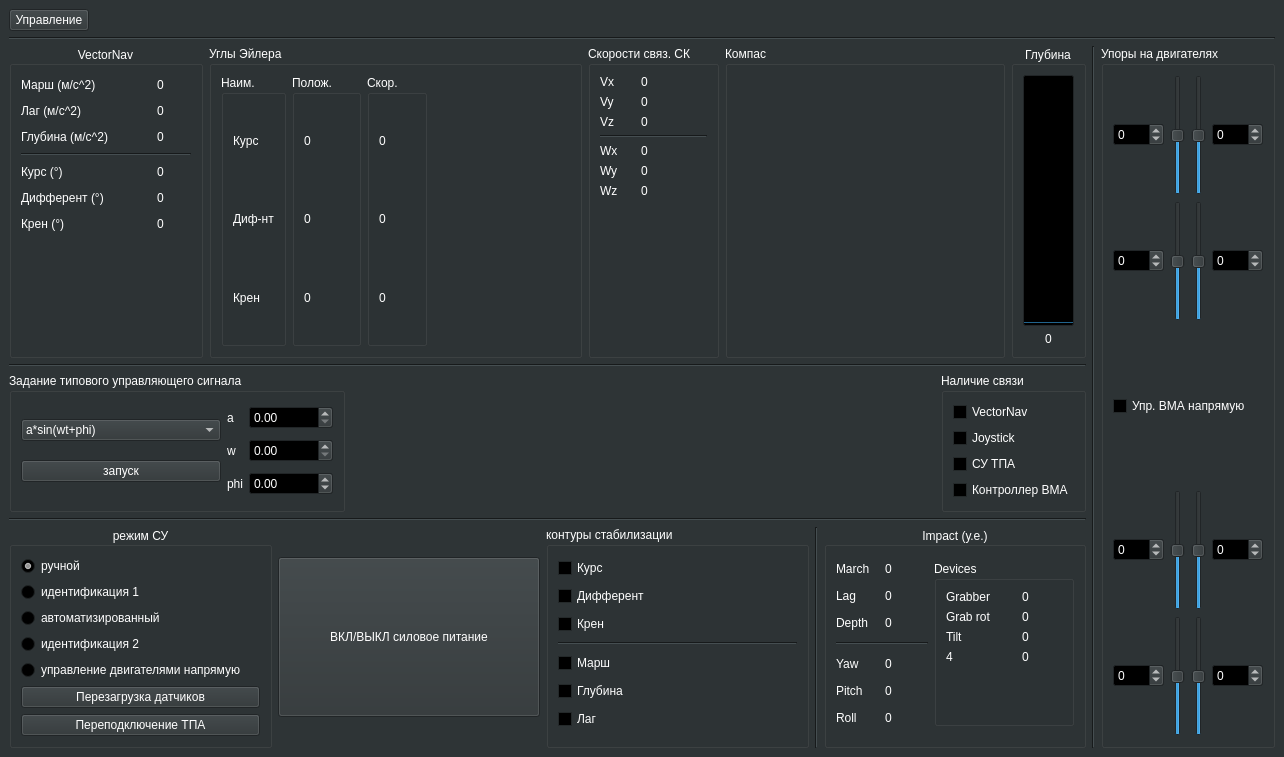
Before: the Qt Designer form mainwindow.ui in hidronautics/UV_control_box, drawn with Qt 5.
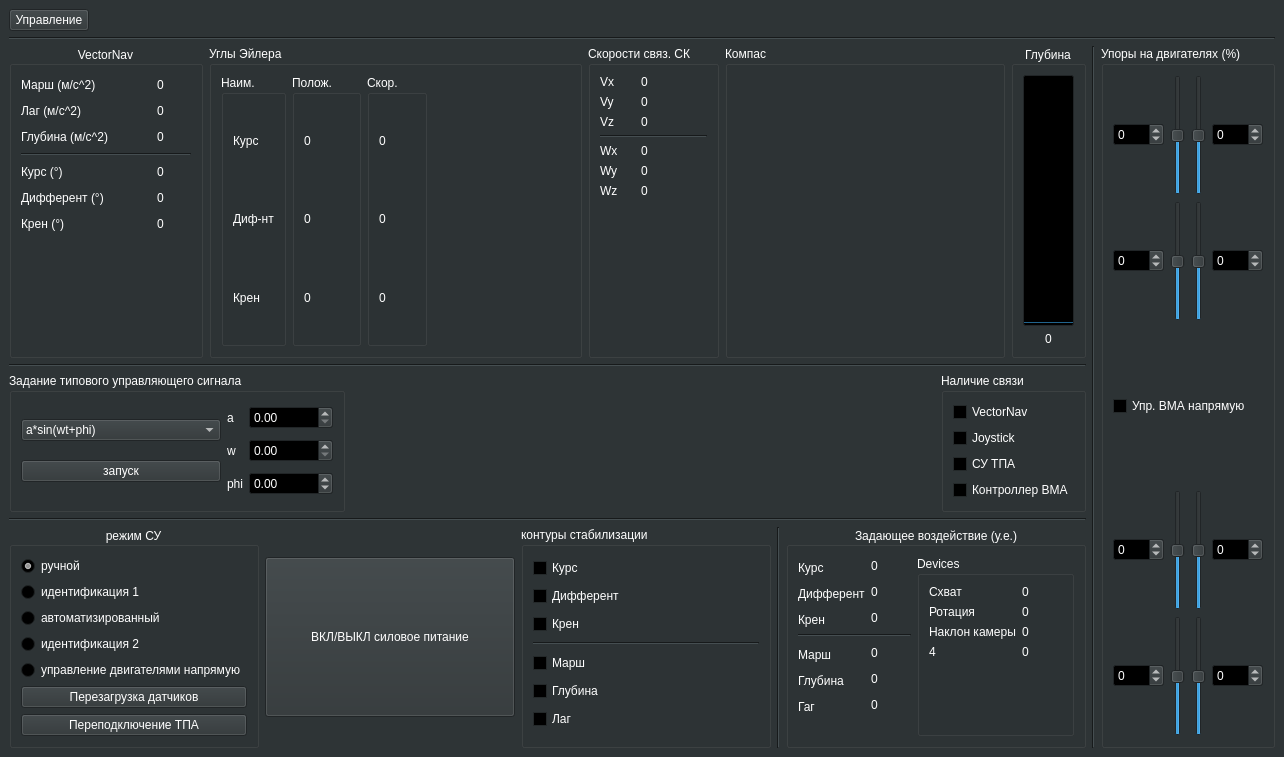
After: the same form once the commit is applied. Custom widgets are drawn as their Qt base class.

The edit to the form file:
```diff
--- a/mainwindow.ui
+++ b/mainwindow.ui
@@ -809,7 +809,7 @@
         <item>
          <widget class="QGroupBox" name="groupBox_9">
           <property name="title">
-           <string>Impact (у.е.)</string>
+           <string>Задающее воздействие (у.е.)</string>
           </property>
           <property name="alignment">
            <set>Qt::AlignCenter</set>
@@ -821,12 +821,12 @@
            <bool>false</bool>
           </property>
           <layout class="QGridLayout" name="gridLayout_3">
-           <item row="4" column="0">
+           <item row="0" column="0">
             <widget class="QLabel" name="label_yaw_static">
              <property name="minimumSize">
               <size>
                <width>0</width>
-               <height>16</height>
+               <height>20</height>
               </size>
              </property>
              <property name="maximumSize">
@@ -836,87 +836,11 @@
               </size>
              </property>
              <property name="text">
-              <string>Yaw</string>
+              <string>Курс</string>
              </property>
             </widget>
            </item>
-           <item row="5" column="0">
-            <widget class="QLabel" name="label_pitch_static">
-             <property name="minimumSize">
-              <size>
-               <width>0</width>
-               <height>16</height>
-              </size>
-             </property>
-             <property name="maximumSize">
-              <size>
-               <width>16777215</width>
-               <height>16</height>
-              </size>
-             </property>
-             <property name="text">
-              <string>Pitch</string>
-             </property>
-            </widget>
-           </item>
-           <item row="6" column="0">
-            <widget class="QLabel" name="label_roll_static">
-             <property name="minimumSize">
-              <size>
-               <width>0</width>
-               <height>16</height>
-              </size>
-             </property>
-             <property name="maximumSize">
-              <size>
-               <width>16777215</width>
-               <height>16</height>
-              </size>
-             </property>
-             <property name="text">
-              <string>Roll</string>
-             </property>
-            </widget>
-           </item>
-           <item row="0" column="1">
-            <widget class="QLabel" name="label_march">
-             <property name="minimumSize">
-              <size>
-               <width>40</width>
-               <height>0</height>
-              </size>
-             </property>
-             <property name="maximumSize">
-              <size>
-               <width>50</width>
-               <height>16777215</height>
-              </size>
-             </property>
-             <property name="text">
-              <string>0</string>
-             </property>
-            </widget>
-           </item>
-           <item row="2" column="1">
-            <widget class="QLabel" name="label_depth">
-             <property name="minimumSize">
-              <size>
-               <width>40</width>
-               <height>0</height>
-              </size>
-             </property>
-             <property name="maximumSize">
-              <size>
-               <width>50</width>
-               <height>16777215</height>
-              </size>
-             </property>
-             <property name="text">
-              <string>0</string>
-             </property>
-            </widget>
-           </item>
-           <item row="0" column="2" rowspan="7">
+           <item row="0" column="2" rowspan="10">
             <widget class="QGroupBox" name="groupBox_16">
              <property name="title">
               <string>Devices</string>
@@ -925,7 +849,7 @@
               <item row="0" column="0">
                <widget class="QLabel" name="label">
                 <property name="text">
-                 <string>Grabber</string>
+                 <string>Схват</string>
                 </property>
                </widget>
               </item>
@@ -951,7 +875,7 @@
                  </size>
                 </property>
                 <property name="text">
-                 <string>Grab rot</string>
+                 <string>Ротация</string>
                 </property>
                </widget>
               </item>
@@ -965,7 +889,7 @@
               <item row="2" column="0">
                <widget class="QLabel" name="label_3">
                 <property name="text">
-                 <string>Tilt</string>
+                 <string>Наклон камеры</string>
                 </property>
                </widget>
               </item>
@@ -993,26 +917,7 @@
              </layout>
             </widget>
            </item>
-           <item row="2" column="0">
-            <widget class="QLabel" name="label_depth_static">
-             <property name="minimumSize">
-              <size>
-               <width>0</width>
-               <height>16</height>
-              </size>
-             </property>
-             <property name="maximumSize">
-              <size>
-               <width>16777215</width>
-               <height>16</height>
-              </size>
-             </property>
-             <property name="text">
-              <string>Depth</string>
-             </property>
-            </widget>
-           </item>
-           <item row="4" column="1">
+           <item row="0" column="1">
             <widget class="QLabel" name="label_yaw">
              <property name="minimumSize">
               <size>
@@ -1032,11 +937,11 @@
             </widget>
            </item>
            <item row="1" column="0">
-            <widget class="QLabel" name="label_lag_static">
+            <widget class="QLabel" name="label_pitch_static">
              <property name="minimumSize">
               <size>
                <width>0</width>
-               <height>16</height>
+               <height>20</height>
               </size>
              </property>
              <property name="maximumSize">
@@ -1046,11 +951,11 @@
               </size>
              </property>
              <property name="text">
-              <string>Lag</string>
+              <string>Дифферент</string>
              </property>
             </widget>
            </item>
-           <item row="5" column="1">
+           <item row="1" column="1">
             <widget class="QLabel" name="label_pitch">
              <property name="minimumSize">
               <size>
@@ -1069,12 +974,12 @@
              </property>
             </widget>
            </item>
-           <item row="0" column="0">
-            <widget class="QLabel" name="label_march_static">
+           <item row="2" column="0">
+            <widget class="QLabel" name="label_roll_static">
              <property name="minimumSize">
               <size>
                <width>0</width>
-               <height>16</height>
+               <height>20</height>
               </size>
              </property>
              <property name="maximumSize">
@@ -1084,30 +989,11 @@
               </size>
              </property>
              <property name="text">
-              <string>March</string>
+              <string>Крен</string>
              </property>
             </widget>
            </item>
-           <item row="1" column="1">
-            <widget class="QLabel" name="label_lag">
-             <property name="minimumSize">
-              <size>
-               <width>40</width>
-               <height>0</height>
-              </size>
-             </property>
-             <property name="maximumSize">
-              <size>
-               <width>50</width>
-               <height>16777215</height>
-              </size>
-             </property>
-             <property name="text">
-              <string>0</string>
-             </property>
-            </widget>
-           </item>
-           <item row="6" column="1">
+           <item row="2" column="1">
             <widget class="QLabel" name="label_roll">
              <property name="minimumSize">
               <size>
@@ -1133,6 +1019,120 @@
              </property>
             </widget>
            </item>
+           <item row="4" column="0">
+            <widget class="QLabel" name="label_march_static">
+             <property name="minimumSize">
+              <size>
+               <width>0</width>
+               <height>20</height>
+              </size>
+             </property>
+             <property name="maximumSize">
+              <size>
+               <width>16777215</width>
+               <height>16</height>
+              </size>
+             </property>
+             <property name="text">
+              <string>Марш</string>
+             </property>
+            </widget>
+           </item>
+           <item row="4" column="1">
+            <widget class="QLabel" name="label_march">
+             <property name="minimumSize">
+              <size>
+               <width>40</width>
+               <height>0</height>
+              </size>
+             </property>
+             <property name="maximumSize">
+              <size>
+               <width>50</width>
+               <height>16777215</height>
+              </size>
+             </property>
+             <property name="text">
+              <string>0</string>
+             </property>
+            </widget>
+           </item>
+           <item row="5" column="0">
+            <widget class="QLabel" name="label_depth_static">
+             <property name="minimumSize">
+              <size>
+               <width>0</width>
+               <height>20</height>
+              </size>
+             </property>
+             <property name="maximumSize">
+              <size>
+               <width>16777215</width>
+               <height>16</height>
+              </size>
+             </property>
+             <property name="text">
+              <string>Глубина</string>
+             </property>
+            </widget>
+           </item>
+           <item row="5" column="1">
+            <widget class="QLabel" name="label_depth">
+             <property name="minimumSize">
+              <size>
+               <width>40</width>
+               <height>0</height>
+              </size>
+             </property>
+             <property name="maximumSize">
+              <size>
+               <width>50</width>
+               <height>16777215</height>
+              </size>
+             </property>
+             <property name="text">
+              <string>0</string>
+             </property>
+            </widget>
+           </item>
+           <item row="6" column="1">
+            <widget class="QLabel" name="label_lag">
+             <property name="minimumSize">
+              <size>
+               <width>40</width>
+               <height>0</height>
+              </size>
+             </property>
+             <property name="maximumSize">
+              <size>
+               <width>50</width>
+               <height>16777215</height>
+              </size>
+             </property>
+             <property name="text">
+              <string>0</string>
+             </property>
+            </widget>
+           </item>
+           <item row="6" column="0">
+            <widget class="QLabel" name="label_lag_static">
+             <property name="minimumSize">
+              <size>
+               <width>0</width>
+               <height>20</height>
+              </size>
+             </property>
+             <property name="maximumSize">
+              <size>
+               <width>16777215</width>
+               <height>16</height>
+              </size>
+             </property>
+             <property name="text">
+              <string>Гаг</string>
+             </property>
+            </widget>
+           </item>
           </layout>
          </widget>
         </item>
@@ -1141,7 +1141,7 @@
       <item row="0" column="2" rowspan="5">
        <widget class="QGroupBox" name="groupBox_10">
         <property name="title">
-         <string>Упоры на двигателях</string>
+         <string>Упоры на двигателях (%)</string>
         </property>
         <layout class="QVBoxLayout" name="verticalLayout_11">
          <item>
```
Left out of the diff: 2 changed lines with no effect on the pictures.
